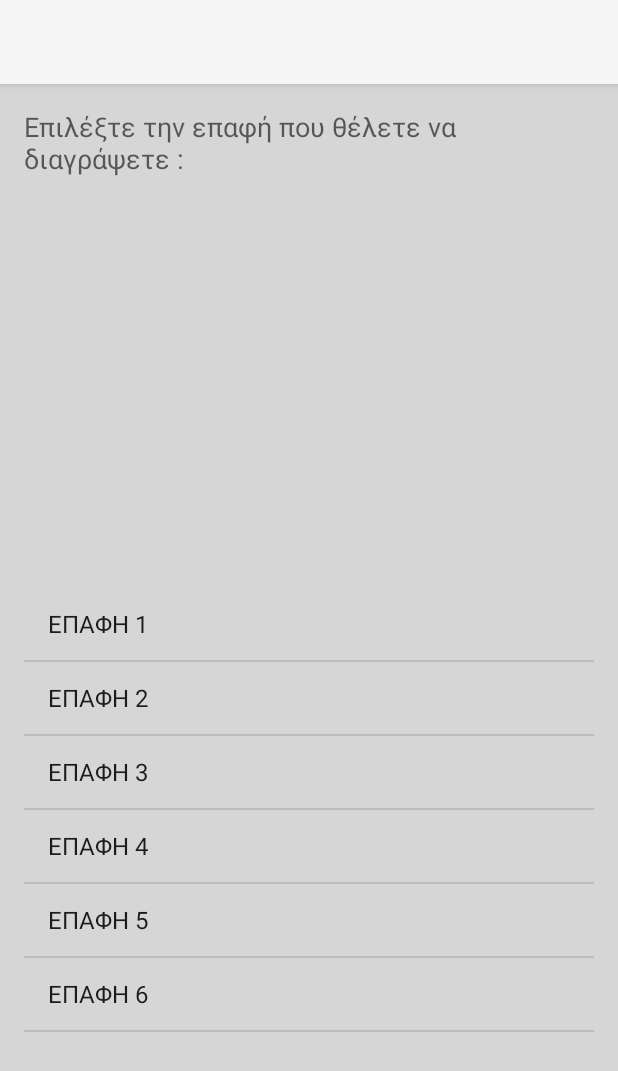
After one commit to TheofilosThd/AppCom, an Android app: the RemoveContactActivity screen opened directly, with no data from a screen before it, on a phone screen of 412 x 824 dp. The commit adds this screen. Shown: the top 1071 px of the screen. Run offline under Robolectric (Android 15) with nearby library versions, the phone set to English and light mode, and no system bars.

Commit message:
settings

```diff
--- a/app/build.gradle
+++ b/app/build.gradle
@@ -30,5 +30,6 @@ dependencies {
     compile 'com.android.support:appcompat-v7:24.2.1'
     compile 'com.google.android.gms:play-services:9.6.1'
     compile 'com.android.support:design:24.2.1'
+    compile 'com.android.support:support-v4:24.2.1'
     testCompile 'junit:junit:4.12'
 }
--- /dev/null
+++ b/app/src/main/java/com/example/teo/appcom/RemoveContactActivity.java
@@ -0,0 +1,72 @@
+package com.example.teo.appcom;
+
+import android.content.DialogInterface;
+import android.content.Intent;
+import android.support.v7.app.AlertDialog;
+import android.support.v7.app.AppCompatActivity;
+import android.os.Bundle;
+import android.view.View;
+import android.widget.AdapterView;
+import android.widget.ArrayAdapter;
+import android.widget.ListView;
+
+import java.util.ArrayList;
+import java.util.Arrays;
+import java.util.List;
+
+public class RemoveContactActivity extends AppCompatActivity {
+
+    @Override
+    protected void onCreate(Bundle savedInstanceState) {
+        super.onCreate(savedInstanceState);
+        setContentView(R.layout.activity_remove_contact);
+
+        getSupportActionBar().setTitle("");
+
+        ListView lv = (ListView) findViewById(R.id.remove_contacts);
+
+        final String[] contacts = new String[]{"ΕΠΑΦΗ 1", "ΕΠΑΦΗ 2", "ΕΠΑΦΗ 3", "ΕΠΑΦΗ 4" ,"ΕΠΑΦΗ 5", "ΕΠΑΦΗ 6"};
+
+        final List<String> contacts_list = new ArrayList<String>(Arrays.asList(contacts));
+
+        final ArrayAdapter<String> arrayAdapter = new ArrayAdapter<String>
+                (this, android.R.layout.simple_list_item_1, contacts_list);
+
+        lv.setAdapter(arrayAdapter);
+
+        lv.setOnItemClickListener(new AdapterView.OnItemClickListener() {
+            @Override
+            public void onItemClick(AdapterView<?> adapterView, View view, int i, long l) {
+                final int item = i;
+                AlertDialog.Builder builder = new AlertDialog.Builder(RemoveContactActivity.this);
+                builder.setTitle("Διαγραφή επαφής :");
+                builder.setMessage("Να γίνει διαγραφή της επαφής "+contacts_list.get(item)+" ?");
+                builder.setCancelable(true);
+
+                builder.setPositiveButton(
+                        "Ναι",
+                        new DialogInterface.OnClickListener() {
+                            public void onClick(DialogInterface dialog, int id) {
+                                //dialog.cancel();
+                                arrayAdapter.remove(contacts[item]);
+
+                            }
+                        });
+
+                builder.setNegativeButton(
+                        "Όχι",
+                        new DialogInterface.OnClickListener() {
+                            public void onClick(DialogInterface dialog, int id) {
+                                dialog.cancel();
+                            }
+                        });
+
+                AlertDialog alert11 = builder.create();
+                alert11.show();
+
+
+
+            }
+        });
+    }
+}
--- a/app/src/main/java/com/example/teo/appcom/SendSmsActivity.java
+++ b/app/src/main/java/com/example/teo/appcom/SendSmsActivity.java
@@ -24,6 +24,8 @@ public class SendSmsActivity extends AppCompatActivity {
     protected void onCreate(Bundle savedInstanceState) {
         super.onCreate(savedInstanceState);
         setContentView(R.layout.activity_send_sms);
+        getSupportActionBar().setTitle("");
+
         Bundle bundle = getIntent().getExtras();
         sms = bundle.getString("sms");
 
@@ -33,7 +35,7 @@ public class SendSmsActivity extends AppCompatActivity {
         ImageButton[] contact = new ImageButton[6];
         TextView[] contactt = new TextView[6];
         String[] number = {"11", "22", "33", "44" ,"55", "66"};
-        String[] name = {"ΓΕΩΡΓΙΑ", "ΣΟΥΛΑ", "ΓΙΩΡΓΟΣ", "ΧΡΗΣΤΟΣ" ,"ΘΕΟΦΙΛΟΣ", "ΚΩΝΣΤΑΝΤΙΝΑ"};
+        String[] name = {"ΕΠΑΦΗ 1", "ΕΠΑΦΗ 2", "ΕΠΑΦΗ 3", "ΕΠΑΦΗ 4" ,"ΕΠΑΦΗ 5", "ΕΠΑΦΗ 6"};
         int[] pic = new int[] { R.drawable.person1, R.drawable.person2, R.drawable.person3, R.drawable.person4, R.drawable.person5, R.drawable.person6 };
 
 
--- a/app/src/main/java/com/example/teo/appcom/favContacts.java
+++ b/app/src/main/java/com/example/teo/appcom/favContacts.java
@@ -38,7 +38,7 @@ public class favContacts extends AppCompatActivity {
         ImageButton[] contact = new ImageButton[6];
         TextView[] contactt = new TextView[6];
         String[] number = {"11", "22", "33", "44" ,"55", "66"};
-        String[] name = {"ΓΕΩΡΓΙΑ", "ΣΟΥΛΑ", "ΓΙΩΡΓΟΣ", "ΧΡΗΣΤΟΣ" ,"ΘΕΟΦΙΛΟΣ", "ΚΩΝΣΤΑΝΤΙΝΑ"};
+        String[] name = {"ΕΠΑΦΗ 1", "ΕΠΑΦΗ 2", "ΕΠΑΦΗ 3", "ΕΠΑΦΗ 4" ,"ΕΠΑΦΗ 5", "ΕΠΑΦΗ 6"};
         int[] pic = new int[] { R.drawable.person1, R.drawable.person2, R.drawable.person3, R.drawable.person4, R.drawable.person5, R.drawable.person6 };
 
 
--- /dev/null
+++ b/app/src/main/res/layout/activity_remove_contact.xml
@@ -0,0 +1,31 @@
+<?xml version="1.0" encoding="utf-8"?>
+<RelativeLayout xmlns:android="http://schemas.android.com/apk/res/android"
+    xmlns:tools="http://schemas.android.com/tools"
+    android:id="@+id/activity_remove_contact"
+    android:layout_width="match_parent"
+    android:layout_height="match_parent"
+    android:paddingBottom="@dimen/activity_vertical_margin"
+    android:paddingLeft="@dimen/activity_horizontal_margin"
+    android:paddingRight="@dimen/activity_horizontal_margin"
+    android:paddingTop="@dimen/activity_vertical_margin"
+    tools:context="com.example.teo.appcom.RemoveContactActivity">
+
+    <TextView
+        android:text="Επιλέξτε την επαφή που θέλετε να διαγράψετε :"
+        android:layout_width="wrap_content"
+        android:layout_height="wrap_content"
+        android:layout_alignParentTop="true"
+        android:layout_alignParentLeft="true"
+        android:layout_alignParentStart="true"
+        android:id="@+id/textView16"
+        android:textAppearance="@style/TextAppearance.AppCompat.Medium" />
+
+    <ListView
+        android:id="@+id/remove_contacts"
+        android:layout_width="match_parent"
+        android:layout_height="400dp"
+        android:layout_alignParentBottom="true"
+        android:layout_alignParentLeft="true"
+        android:layout_alignParentStart="true"
+        android:layout_marginBottom="16dp" />
+</RelativeLayout>
--- a/app/src/main/res/layout/custom_action_bar_layout.xml
+++ b/app/src/main/res/layout/custom_action_bar_layout.xml
@@ -25,7 +25,7 @@
         <ImageButton
             android:layout_width="wrap_content"
             android:layout_height="wrap_content"
-            android:src="@drawable/setting"
+            android:src="@drawable/set"
             android:id="@+id/set_btn"
             android:layout_gravity="center_vertical"
             android:background="@android:color/transparent"
--- a/app/src/main/res/values/colors.xml
+++ b/app/src/main/res/values/colors.xml
@@ -12,4 +12,6 @@
     <color name="green">#d4f502</color>
     <color name="purple">#d4b8db</color>
     <color name="blue">#3d8af7</color>
+
+    <color name="black_overlay">#66000000</color>
 </resources>
--- a/app/src/main/res/values/strings.xml
+++ b/app/src/main/res/values/strings.xml
@@ -96,4 +96,9 @@
         "For example, position the FAB to one side of stream of a cards so the FAB won’t interfere "
         "when a user tries to pick up one of cards.\n\n"
     </string>
+
+    <string name="title_activity_add_contact">AddContactActivity</string>
+    <string name="dummy_button">Dummy Button</string>
+    <string name="dummy_content">DUMMY\nCONTENT</string>
+    <string name="title_activity_remove_contact">RemoveContactActivity</string>
 </resources>
```
Also changed, not shown: app/src/main/AndroidManifest.xml (+12 -7 lines), app/src/main/java/com/example/teo/appcom/AddContactActivity.java (added, +15 -0 lines), app/src/main/java/com/example/teo/appcom/MainActivity.java (+5 -3 lines), app/src/main/java/com/example/teo/appcom/SettingsActivity.java (+35 -0 lines), app/src/main/res/layout/activity_add_contact.xml (added, +142 -0 lines), app/src/main/res/layout/activity_fav_contacts2.xml (+0 -9 lines), app/src/main/res/values-v21/styles.xml (+7 -0 lines), app/src/main/res/values/attrs.xml (added, +12 -0 lines), app/src/main/res/values/styles.xml (+21 -0 lines).
